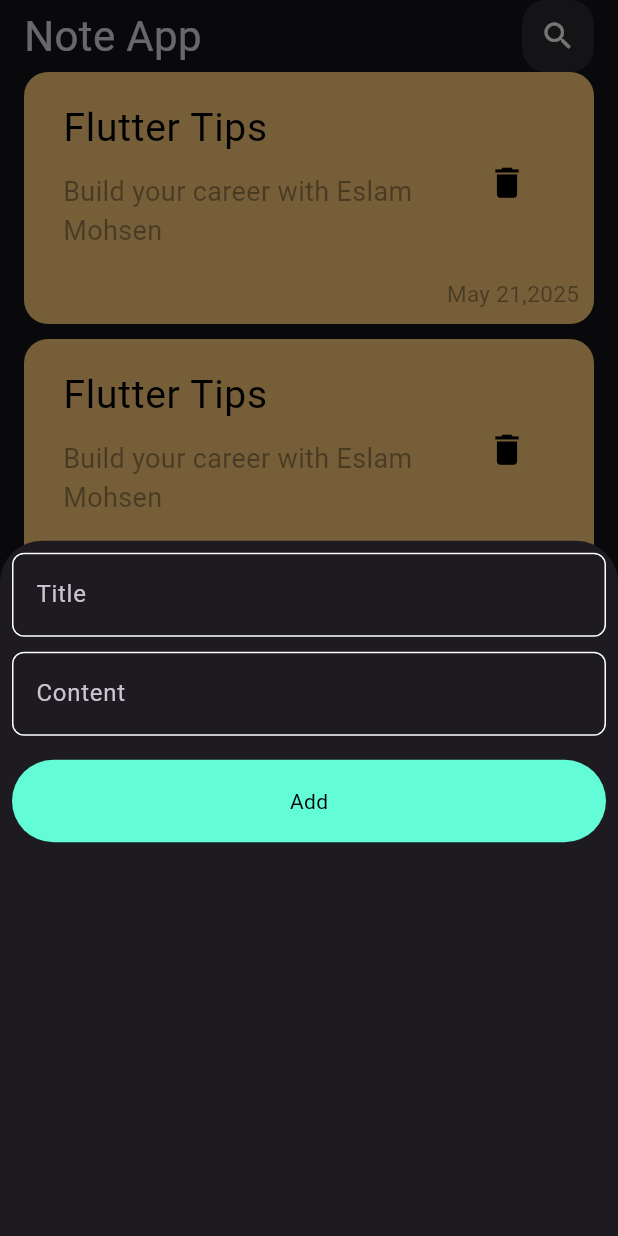
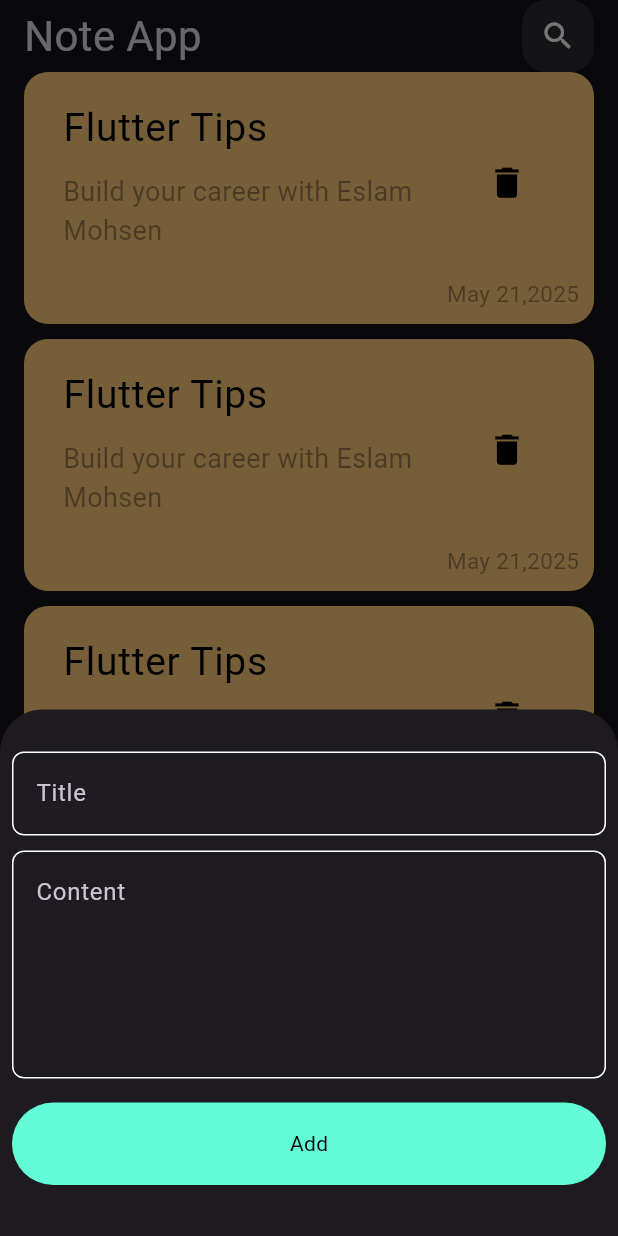
Before and after one commit to EslamMohsen110/note_app, a Flutter app: the screen it shows after launch, after a tap on the "add" icon, on a phone screen of 412 x 824 dp. Run offline on Flutter 3.47's test engine with Material 3 defaults, Android fonts, the phone set to English and light mode, and no system bars; Roboto replaces fonts that are missing (Poppins).

Commit message:
edit bottom sheet

```diff
--- a/lib/widgets/add_note_bottom_sheet.dart
+++ b/lib/widgets/add_note_bottom_sheet.dart
@@ -9,14 +9,19 @@ class AddNoteBottomSheet extends StatelessWidget {
   Widget build(BuildContext context) {
     return Padding(
       padding: const EdgeInsets.all(8.0),
+      child: SingleChildScrollView(
         child: Column(
           children: [
+            SizedBox(height: 20),
             CustomTextFiled(hintText: 'Title'),
             SizedBox(height: 10),
-          CustomTextFiled(hintText: 'Content'),
+            CustomTextFiled(hintText: 'Content', maxLine: 5),
             SizedBox(height: 16),
             CustomButton(),
+
+            SizedBox(height: 26),
           ],
+        ),
       ),
     );
   }
```
Lines whose indentation alone changed are shown as unchanged.
